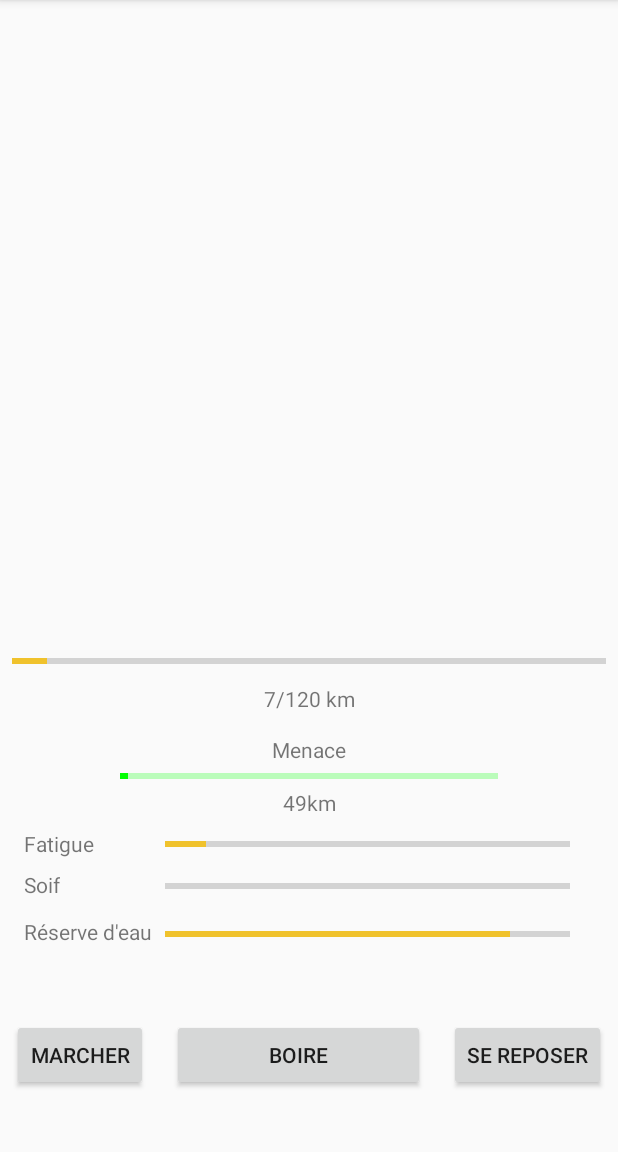
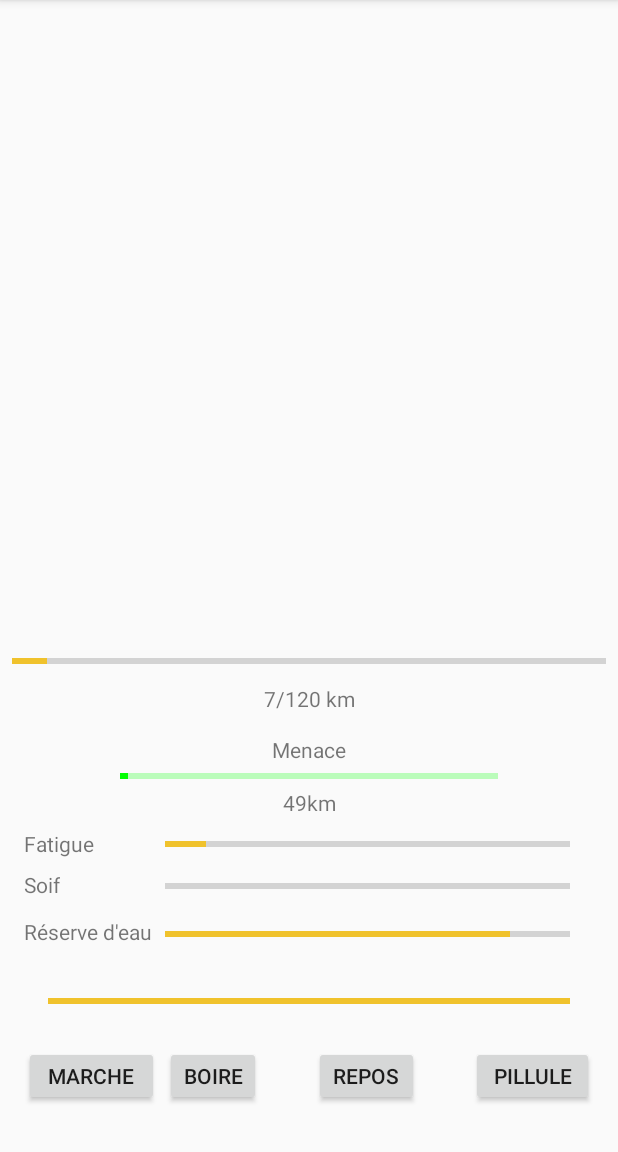
Before and after one commit to Lumino010/Poursuite2, an Android app: the screen it shows after launch (MainActivity), after a tap on "BOIRE", on a phone screen of 412 x 824 dp, the part 84-1236 px from its top. Run offline under Robolectric (Android 15) with nearby library versions, the light colour scheme and no system bars; 1 other tap on this screen came first.

Commit message:
game over, contraintes et pillules

```diff
--- a/app/src/main/java/com/example/kelyandhedin/myfirstapplication/MainActivity.java
+++ b/app/src/main/java/com/example/kelyandhedin/myfirstapplication/MainActivity.java
@@ -1,5 +1,6 @@
 package com.example.kelyandhedin.myfirstapplication;
 
+import android.content.Intent;
 import android.graphics.Color;
 import android.graphics.drawable.Drawable;
 import android.support.v7.app.AppCompatActivity;
@@ -16,10 +17,11 @@ public class MainActivity extends AppCompatActivity {
     private int distance_menace = -50;
     private String text_distance;
     private String text_ecart;
-    private int fatigue = 0;
+    private int etat_fatigue = 0;
     private int soif = 0;
     private int eau = 100;
-    private int ecart = 0;
+    private int pillule = 3;
+    private int ecart = 50;
 
 
     @Override
@@ -42,6 +44,31 @@ public class MainActivity extends AppCompatActivity {
 
        */
 
+    public void DangerColor(View view , int ecart) {
+
+        ProgressBar progressBarEcart = findViewById(R.id.progressBarEcart);
+
+        Drawable progressDrawable = progressBarEcart.getProgressDrawable().mutate();
+
+        if (ecart <= 15){
+
+            progressDrawable.setColorFilter(Color.RED, android.graphics.PorterDuff.Mode.SRC_IN);
+            progressBarEcart.setProgressDrawable(progressDrawable);
+
+        }else if (ecart <= 30 && ecart >= 16){
+
+            progressDrawable.setColorFilter(Color.YELLOW, android.graphics.PorterDuff.Mode.SRC_IN);
+            progressBarEcart.setProgressDrawable(progressDrawable);
+
+        }else if (ecart >= 31){
+
+            progressDrawable.setColorFilter(Color.GREEN, android.graphics.PorterDuff.Mode.SRC_IN);
+            progressBarEcart.setProgressDrawable(progressDrawable);
+
+        }
+
+    }
+
     public void Action(View view) {
 
         ProgressBar progressBarEcart = findViewById(R.id.progressBarEcart);
@@ -63,82 +90,56 @@ public class MainActivity extends AppCompatActivity {
 
         if (view.getId() == R.id.bouton_marcher){
 
+            if (etat_fatigue <= 100) {
+
                 distance += i1;
-            fatigue += 10;
+                etat_fatigue += 10;
                 soif += 10;
                 distance_menace += i2;
-            ecart= distance-distance_menace;
+                ecart = distance - distance_menace;
 
                 ProgressBar progressBarDistance = findViewById(R.id.progressBarDistance);
                 progressBarDistance.setProgress(distance);
 
                 ProgressBar progressBarFatigue = findViewById(R.id.progressBarFatigue);
-            progressBarFatigue.setProgress(fatigue);
+                progressBarFatigue.setProgress(etat_fatigue);
 
                 ProgressBar progressBarSoif = findViewById(R.id.progressBarSoif);
                 progressBarSoif.setProgress(soif);
 
 
-            progressBarEcart.setProgress(100-(2*ecart));
+                progressBarEcart.setProgress(100 - (2 * ecart));
 
-            if (ecart <= 15){
-
-                progressDrawable.setColorFilter(Color.RED, android.graphics.PorterDuff.Mode.SRC_IN);
-                progressBarEcart.setProgressDrawable(progressDrawable);
-
-            }else if (ecart <= 30 && ecart >= 16){
-
-                progressDrawable.setColorFilter(Color.YELLOW, android.graphics.PorterDuff.Mode.SRC_IN);
-                progressBarEcart.setProgressDrawable(progressDrawable);
-
-            }else if (ecart >= 31){
-
-                progressDrawable.setColorFilter(Color.GREEN, android.graphics.PorterDuff.Mode.SRC_IN);
-                progressBarEcart.setProgressDrawable(progressDrawable);
-
-            }
+                DangerColor(view, ecart);
 
                 TextView textViewDistance = findViewById(R.id.TextDistance);
-            text_distance = distance+"/120 km";
+                text_distance = distance + "/120 km";
                 textViewDistance.setText(text_distance);
 
                 TextView textView2 = findViewById(R.id.ecart_menace);
-            text_ecart = (distance-distance_menace)+"km";
+                text_ecart = (distance - distance_menace) + "km";
                 textView2.setText(text_ecart);
+            }else{
+                //bruit, animation ou message
+            }
 
         }
 
         if (view.getId() == R.id.bouton_repos){
 
             distance_menace += 8;
-            fatigue += (-10);
-            soif += 20;
+            etat_fatigue += (-10);
             ecart= distance-distance_menace;
 
             ProgressBar progressBarFatigue = findViewById(R.id.progressBarFatigue);
-            progressBarFatigue.setProgress(fatigue);
+            progressBarFatigue.setProgress(etat_fatigue);
 
             ProgressBar progressBarSoif = findViewById(R.id.progressBarSoif);
             progressBarSoif.setProgress(soif);
 
             progressBarEcart.setProgress(100-(2*ecart));
 
-            if (ecart <= 15){
-
-                progressDrawable.setColorFilter(Color.RED, android.graphics.PorterDuff.Mode.SRC_IN);
-                progressBarEcart.setProgressDrawable(progressDrawable);
-
-            }else if (ecart <= 30 && ecart >= 16){
-
-                progressDrawable.setColorFilter(Color.YELLOW, android.graphics.PorterDuff.Mode.SRC_IN);
-                progressBarEcart.setProgressDrawable(progressDrawable);
-
-            }else if (ecart >= 31){
-
-                progressDrawable.setColorFilter(Color.GREEN, android.graphics.PorterDuff.Mode.SRC_IN);
-                progressBarEcart.setProgressDrawable(progressDrawable);
-
-            }
+            DangerColor(view,ecart);
 
             TextView textView = findViewById(R.id.ecart_menace);
             text_ecart = (distance-distance_menace)+"km";
@@ -148,10 +149,12 @@ public class MainActivity extends AppCompatActivity {
 
         if (view.getId() == R.id.bouton_boire){
 
+            if (eau > 0) {
+
                 distance_menace += 3;
                 eau += (-15);
                 soif += (-10);
-            ecart= distance-distance_menace;
+                ecart = distance - distance_menace;
 
                 ProgressBar progessBarEau = findViewById(R.id.progressBarEau);
                 progessBarEau.setProgress(eau);
@@ -159,29 +162,47 @@ public class MainActivity extends AppCompatActivity {
                 ProgressBar progressBarSoif = findViewById(R.id.progressBarSoif);
                 progressBarSoif.setProgress(soif);
 
-            progressBarEcart.setProgress(100-(2*ecart));
+                progressBarEcart.setProgress(100 - (2 * ecart));
 
-            if (ecart <= 15){
+                DangerColor(view, ecart);
 
-                progressDrawable.setColorFilter(Color.RED, android.graphics.PorterDuff.Mode.SRC_IN);
-                progressBarEcart.setProgressDrawable(progressDrawable);
-
-            }else if (ecart <= 30 && ecart >= 16){
-
-            progressDrawable.setColorFilter(Color.YELLOW, android.graphics.PorterDuff.Mode.SRC_IN);
-            progressBarEcart.setProgressDrawable(progressDrawable);
-
-            }else if (ecart >= 31){
-
-                progressDrawable.setColorFilter(Color.GREEN, android.graphics.PorterDuff.Mode.SRC_IN);
-                progressBarEcart.setProgressDrawable(progressDrawable);
+                TextView textView = findViewById(R.id.ecart_menace);
+                text_ecart = (distance - distance_menace) + "km";
+                textView.setText(text_ecart);
+            }else{
+                //bruit, animation ou message
+            }
 
         }
 
+        if (view.getId() == R.id.bouton_drogue){
+
+            if (pillule > 0) {
+
+                distance_menace += 3;
+                ecart = distance - distance_menace;
+
+                ProgressBar progressBarPillule = findViewById(R.id.progressBarPillule);
+                progressBarPillule.setProgress(pillule);
+
+                progressBarEcart.setProgress(100 - (2 * ecart));
+
+                DangerColor(view, ecart);
+
                 TextView textView = findViewById(R.id.ecart_menace);
-            text_ecart = (distance-distance_menace)+"km";
+                text_ecart = (distance - distance_menace) + "km";
                 textView.setText(text_ecart);
 
+            }else{
+                //bruit, animation ou message
+            }
+
+        }
+
+        if(ecart <= 0){
+            Intent intent= new Intent(this,Main2Activity.class);
+            startActivity(intent);
+            //GAME OVER
         }
 
 
--- a/app/src/main/res/layout/activity_main.xml
+++ b/app/src/main/res/layout/activity_main.xml
@@ -99,44 +99,47 @@
 
     <Button
         android:id="@+id/bouton_marcher"
-        android:layout_width="wrap_content"
-        android:layout_height="wrap_content"
+        android:layout_width="90dp"
+        android:layout_height="40dp"
         android:layout_marginBottom="16dp"
-        android:layout_marginStart="8dp"
-        android:layout_marginTop="24dp"
+        android:layout_marginStart="16dp"
+        android:layout_marginTop="40dp"
         android:onClick="Action"
         android:text="marcher"
         app:layout_constraintBottom_toBottomOf="parent"
         app:layout_constraintStart_toStartOf="parent"
-        app:layout_constraintTop_toBottomOf="@+id/progressBarEau" />
+        app:layout_constraintTop_toBottomOf="@+id/progressBarEau"
+        app:layout_constraintVertical_bias="0.647" />
 
     <Button
         android:id="@+id/bouton_boire"
-        android:layout_width="0dp"
-        android:layout_height="wrap_content"
+        android:layout_width="64dp"
+        android:layout_height="40dp"
         android:layout_marginBottom="16dp"
-        android:layout_marginEnd="16dp"
-        android:layout_marginStart="16dp"
-        android:layout_marginTop="24dp"
+        android:layout_marginStart="4dp"
+        android:layout_marginTop="40dp"
         android:onClick="Action"
         android:text="Boire"
         app:layout_constraintBottom_toBottomOf="parent"
-        app:layout_constraintEnd_toStartOf="@+id/bouton_repos"
         app:layout_constraintStart_toEndOf="@+id/bouton_marcher"
-        app:layout_constraintTop_toBottomOf="@+id/progressBarEau" />
+        app:layout_constraintTop_toBottomOf="@+id/progressBarEau"
+        app:layout_constraintVertical_bias="0.651" />
 
     <Button
         android:id="@+id/bouton_repos"
-        android:layout_width="0dp"
-        android:layout_height="wrap_content"
+        android:layout_width="70dp"
+        android:layout_height="40dp"
         android:layout_marginBottom="16dp"
         android:layout_marginEnd="8dp"
-        android:layout_marginTop="24dp"
+        android:layout_marginStart="8dp"
+        android:layout_marginTop="40dp"
         android:onClick="Action"
-        android:text="se reposer"
+        android:text="Repos"
         app:layout_constraintBottom_toBottomOf="parent"
-        app:layout_constraintEnd_toEndOf="parent"
-        app:layout_constraintTop_toBottomOf="@+id/progressBarEau" />
+        app:layout_constraintEnd_toStartOf="@+id/bouton_drogue"
+        app:layout_constraintStart_toEndOf="@+id/bouton_boire"
+        app:layout_constraintTop_toBottomOf="@+id/progressBarEau"
+        app:layout_constraintVertical_bias="0.651" />
 
     <ViewSwitcher
         android:id="@+id/viewSwitcher"
@@ -190,4 +193,37 @@
         app:layout_constraintStart_toStartOf="parent"
         app:layout_constraintTop_toBottomOf="@+id/TextDistance" />
 
+    <Button
+        android:id="@+id/bouton_drogue"
+        android:layout_width="82dp"
+        android:layout_height="40dp"
+        android:layout_marginBottom="16dp"
+        android:layout_marginEnd="16dp"
+        android:layout_marginTop="40dp"
+        android:onClick="Action"
+        android:text="Pillule"
+        app:layout_constraintBottom_toBottomOf="parent"
+        app:layout_constraintEnd_toEndOf="parent"
+        app:layout_constraintTop_toBottomOf="@+id/progressBarEau"
+        app:layout_constraintVertical_bias="0.651" />
+
+    <ProgressBar
+        android:id="@+id/progressBarPillule"
+        style="@style/Widget.AppCompat.ProgressBar.Horizontal"
+        android:layout_width="0dp"
+        android:layout_height="20dp"
+        android:layout_marginBottom="80dp"
+        android:layout_marginEnd="32dp"
+        android:layout_marginStart="32dp"
+        android:layout_marginTop="16dp"
+        android:max="3"
+        android:progress="3"
+        app:layout_constraintBottom_toBottomOf="parent"
+        app:layout_constraintEnd_toEndOf="parent"
+        app:layout_constraintHorizontal_bias="0.0"
+        app:layout_constraintStart_toStartOf="parent"
+        app:layout_constraintTop_toBottomOf="@+id/progressBarEau" />
+
+
+
 </android.support.constraint.ConstraintLayout>
```
Also changed, not shown: app/src/main/res/layout/activity_main2.xml (+13 -0 lines). Lines whose indentation alone changed are shown as unchanged.
